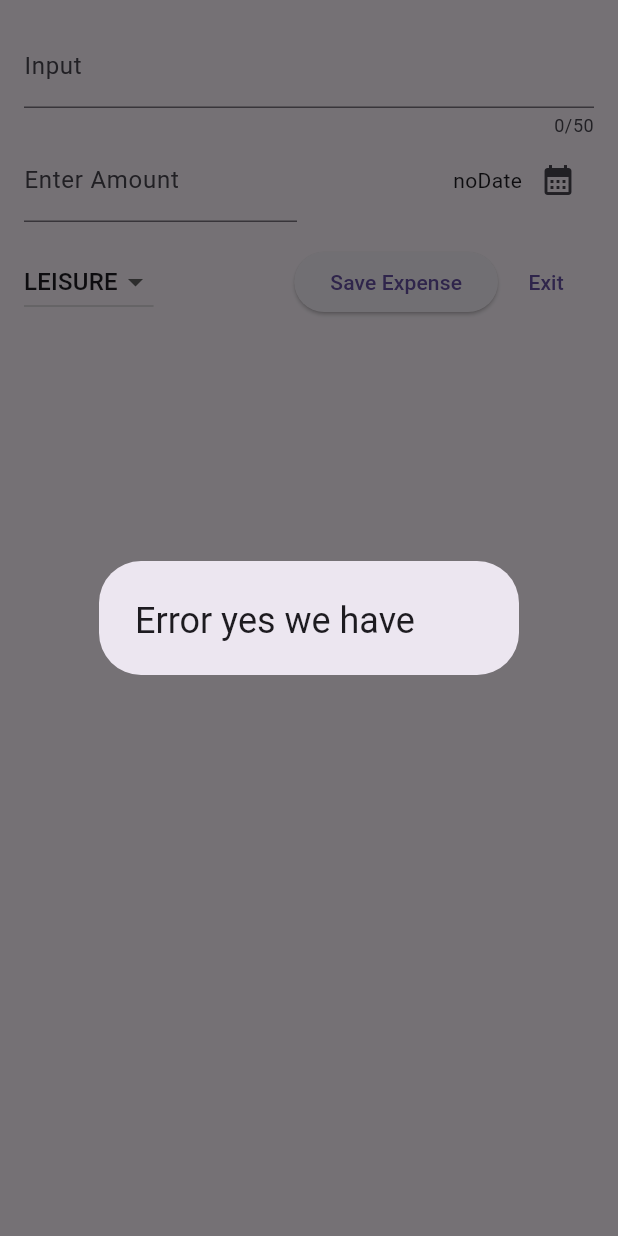
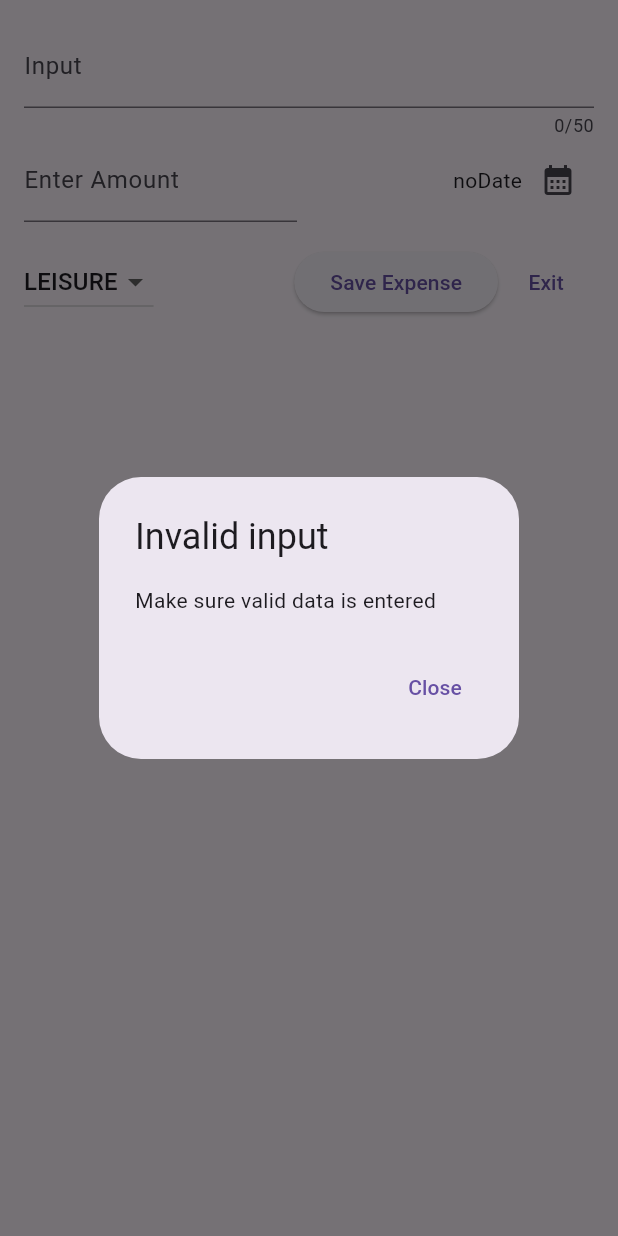
Before and after one commit to BrilantdonNura/expense_tracker, a Flutter app: the NewExpense widget shown alone on an empty page, opened directly, after a tap on "Save Expense", on a phone screen of 412 x 824 dp. Run offline on Flutter 3.47's test engine with Material 3 defaults, Android fonts, the phone set to English and light mode, and no system bars.

Commit message:
added content and a close button for the AlertDialog

```diff
--- a/lib/widgets/new_expense.dart
+++ b/lib/widgets/new_expense.dart
@@ -43,7 +43,16 @@ class _NewExpenseState extends State<NewExpense> {
           context: context,
           builder: (ctx) {
             return AlertDialog(
-              title: Text("Error yes we have"),
+              title: Text("Invalid input"),
+              content: Text("Make sure valid data is entered"),
+              actions: [
+                TextButton(
+                  onPressed: () {
+                    Navigator.of(context).pop();
+                  },
+                  child: Text("Close"),
+                )
+              ],
             );
           });
     }
```
